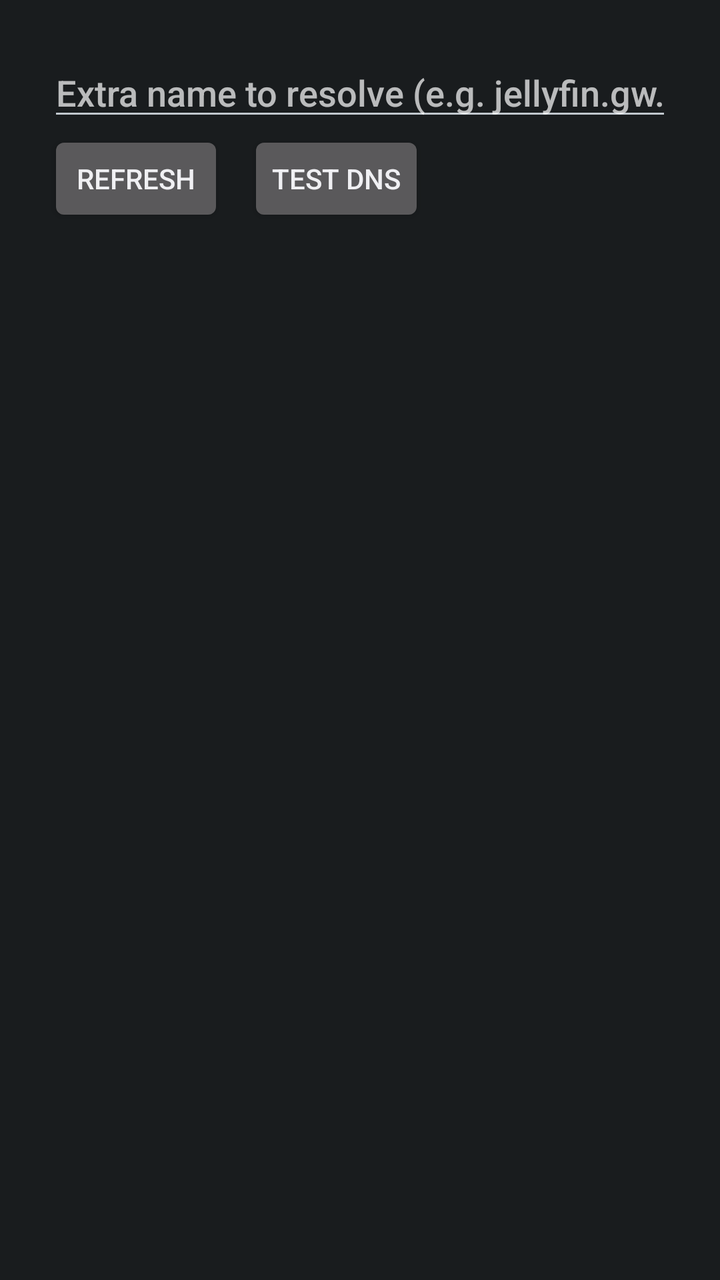
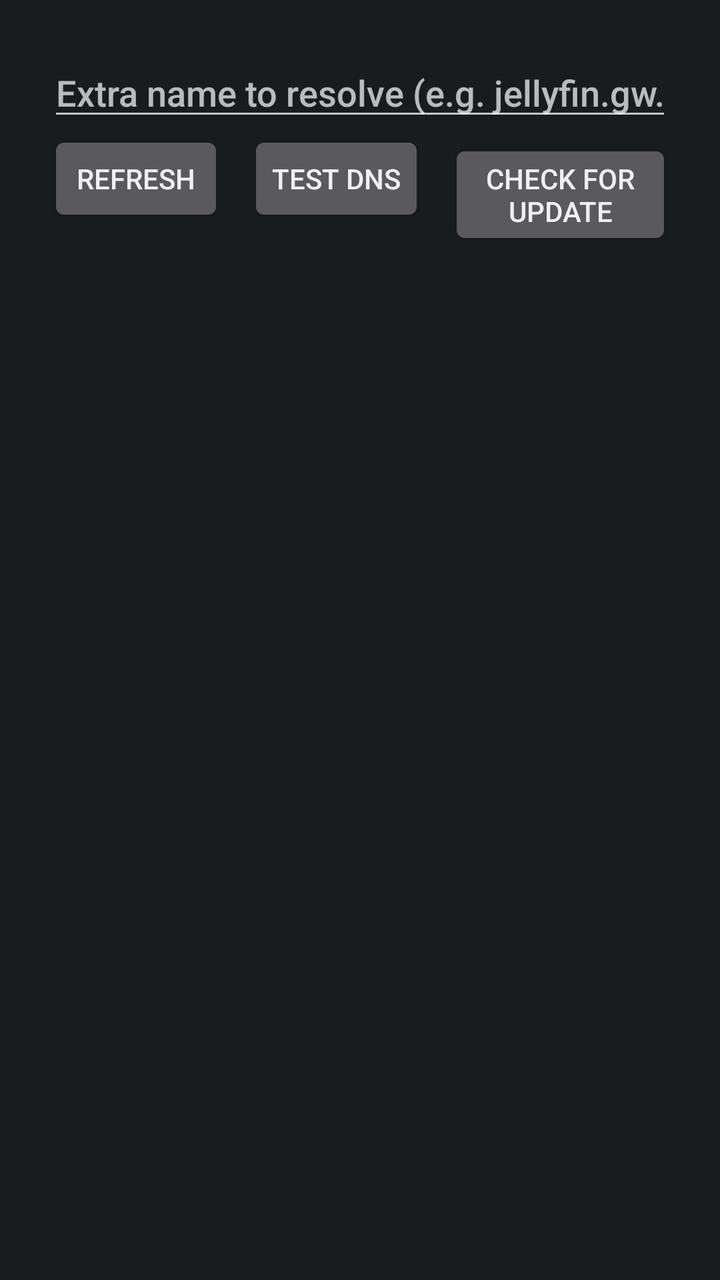

Compare the two renders of this Android layout. The source of the first and the diff that turns it into the second are given below.
<!-- AndroidManifest.xml: application theme android:Theme.DeviceDefault -->
<!-- res/layout/activity_debug.xml -->
<?xml version="1.0" encoding="utf-8"?>
<ScrollView xmlns:android="http://schemas.android.com/apk/res/android"
    android:layout_width="match_parent"
    android:layout_height="match_parent">

    <LinearLayout
        android:layout_width="match_parent"
        android:layout_height="wrap_content"
        android:orientation="vertical"
        android:padding="24dp">

        <EditText
            android:id="@+id/lookup_input"
            android:layout_width="match_parent"
            android:layout_height="wrap_content"
            android:hint="@string/lookup_hint"
            android:inputType="textUri"
            android:importantForAutofill="no" />

        <LinearLayout
            android:layout_width="match_parent"
            android:layout_height="wrap_content"
            android:orientation="horizontal">

            <Button
                android:id="@+id/debug_refresh_button"
                android:layout_width="wrap_content"
                android:layout_height="wrap_content"
                android:text="@string/refresh" />

            <Button
                android:id="@+id/test_dns_button"
                android:layout_width="wrap_content"
                android:layout_height="wrap_content"
                android:layout_marginStart="12dp"
                android:text="@string/test_dns" />
        </LinearLayout>

        <TextView
            android:id="@+id/test_status"
            android:layout_width="match_parent"
            android:layout_height="wrap_content"
            android:paddingTop="8dp"
            android:fontFamily="monospace"
            android:textSize="14sp" />

        <TextView
            android:id="@+id/debug_text"
            android:layout_width="match_parent"
            android:layout_height="wrap_content"
            android:paddingTop="16dp"
            android:fontFamily="monospace"
            android:textSize="12sp"
            android:textIsSelectable="true" />
    </LinearLayout>
</ScrollView>
<!-- resources referenced by this layout -->
<resources>
  <string name="lookup_hint">Extra name to resolve (e.g. jellyfin.gw.mesh.internal)</string>
  <string name="refresh">Refresh</string>
  <string name="test_dns">Test DNS</string>
</resources>

<!-- the commit's change to res/layout/activity_debug.xml (unified diff, before → after) -->
@@ -34,6 +34,13 @@
                 android:layout_height="wrap_content"
                 android:layout_marginStart="12dp"
                 android:text="@string/test_dns" />
+
+            <Button
+                android:id="@+id/check_update_button"
+                android:layout_width="wrap_content"
+                android:layout_height="wrap_content"
+                android:layout_marginStart="12dp"
+                android:text="@string/update_check" />
         </LinearLayout>
 
         <TextView
<!-- resource entries referenced after the edit -->
@@ -3,5 +3,6 @@
   <string name="lookup_hint">Extra name to resolve (e.g. jellyfin.gw.mesh.internal)</string>
   <string name="refresh">Refresh</string>
   <string name="test_dns">Test DNS</string>
+  <string name="update_check">Check for update</string>
 </resources>
 
